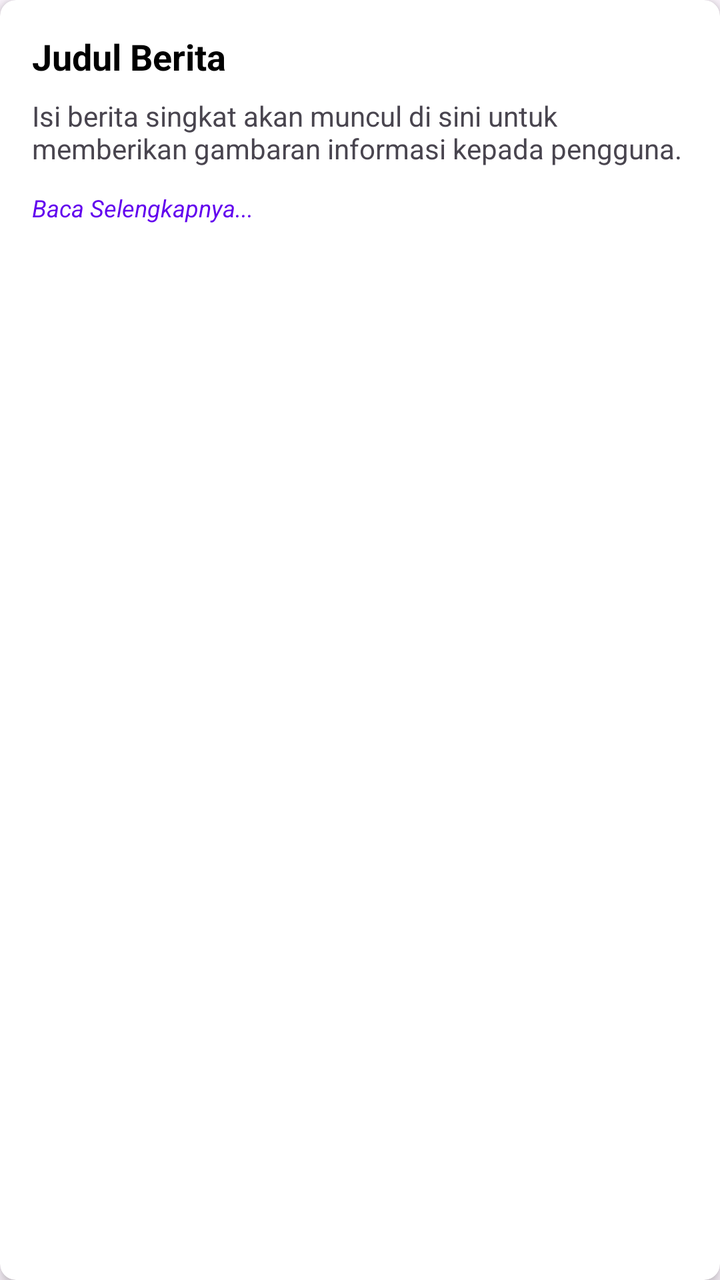
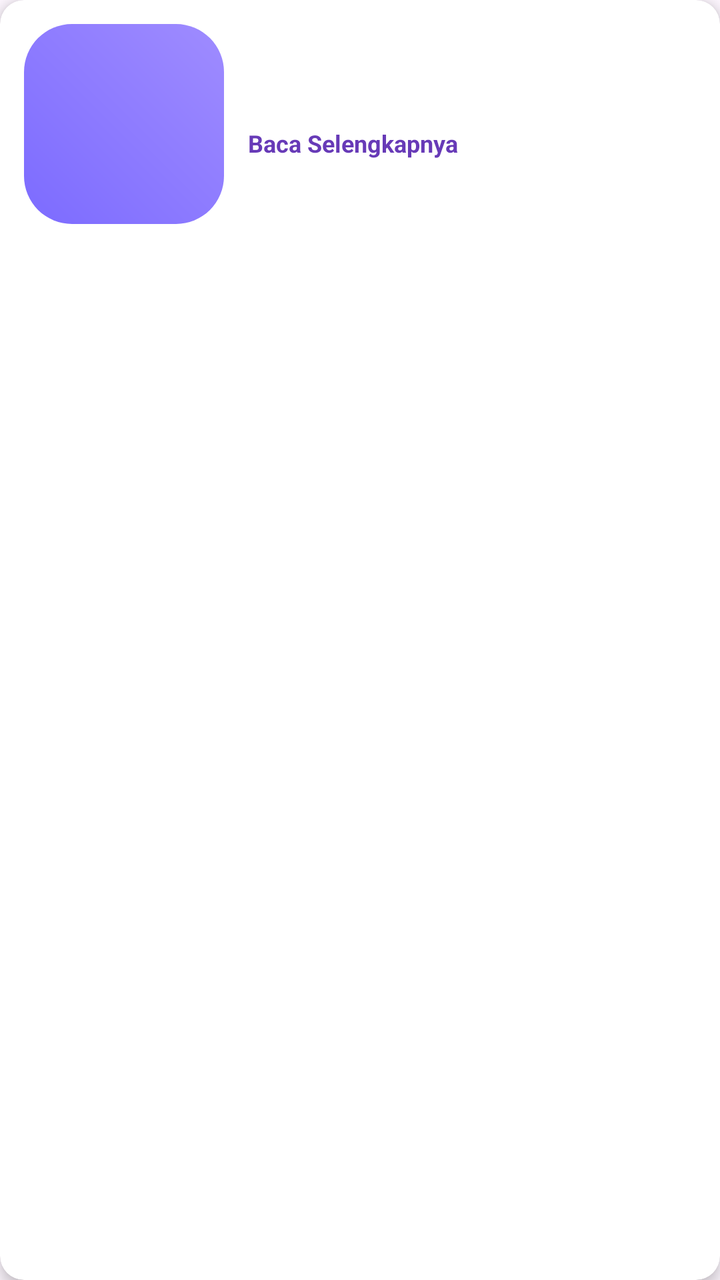

Screens rendered from an Android XML layout before and after an edit, with the pre-edit source and the edit as a unified diff.
<!-- AndroidManifest.xml: application theme Theme.Anaanlume -->
<!-- res/layout/item_post.xml -->
<?xml version="1.0" encoding="utf-8"?>
<androidx.cardview.widget.CardView xmlns:android="http://schemas.android.com/apk/res/android"
    xmlns:app="http://schemas.android.com/apk/res-auto"
    android:layout_width="match_parent"
    android:layout_height="wrap_content"
    android:layout_margin="8dp"
    app:cardCornerRadius="8dp"
    app:cardElevation="4dp">

    <LinearLayout
        android:layout_width="match_parent"
        android:layout_height="wrap_content"
        android:orientation="vertical"
        android:padding="16dp">

        <TextView
            android:id="@+id/tvNewsTitle"
            android:layout_width="match_parent"
            android:layout_height="wrap_content"
            android:text="Judul Berita"
            android:textColor="@color/black"
            android:textSize="18sp"
            android:textStyle="bold" />

        <TextView
            android:id="@+id/tvNewsBody"
            android:layout_width="match_parent"
            android:layout_height="wrap_content"
            android:layout_marginTop="8dp"
            android:ellipsize="end"
            android:maxLines="3"
            android:text="Isi berita singkat akan muncul di sini untuk memberikan gambaran informasi kepada pengguna."
            android:textSize="14sp" />

        <TextView
            android:layout_width="wrap_content"
            android:layout_height="wrap_content"
            android:layout_marginTop="12dp"
            android:text="Baca Selengkapnya..."
            android:textColor="@color/purple_500"
            android:textSize="12sp"
            android:textStyle="italic" />

    </LinearLayout>
</androidx.cardview.widget.CardView>
<!-- resources referenced by this layout -->
<resources>
  <color name="black">#FF000000</color>
  <color name="purple_500">#6200EE</color>
  <style name="Theme.Anaanlume" parent="Base.Theme.Anaanlume" />
  <style name="Base.Theme.Anaanlume" parent="Theme.Material3.DayNight.NoActionBar">
          
          
      </style>
</resources>

<!-- the commit's change to res/layout/item_post.xml (unified diff, before → after) -->
@@ -3,43 +3,66 @@
     xmlns:app="http://schemas.android.com/apk/res-auto"
     android:layout_width="match_parent"
     android:layout_height="wrap_content"
-    android:layout_margin="8dp"
-    app:cardCornerRadius="8dp"
+    android:layout_marginHorizontal="16dp"
+    android:layout_marginVertical="8dp"
+    app:cardCornerRadius="12dp"
     app:cardElevation="4dp">
 
     <LinearLayout
         android:layout_width="match_parent"
         android:layout_height="wrap_content"
-        android:orientation="vertical"
-        android:padding="16dp">
+        android:orientation="horizontal"
+        android:padding="12dp">
 
-        <TextView
-            android:id="@+id/tvNewsTitle"
-            android:layout_width="match_parent"
+        <androidx.cardview.widget.CardView
+            android:layout_width="100dp"
+            android:layout_height="100dp"
+            app:cardCornerRadius="8dp"
+            app:cardElevation="0dp">
+
+            <ImageView
+                android:id="@+id/ivNews"
+                android:layout_width="match_parent"
+                android:layout_height="match_parent"
+                android:scaleType="centerCrop"
+                android:src="@drawable/bg_header_dokumen" />
+        </androidx.cardview.widget.CardView>
+
+        <LinearLayout
+            android:layout_width="0dp"
             android:layout_height="wrap_content"
-            android:text="Judul Berita"
-            android:textColor="@color/black"
-            android:textSize="18sp"
-            android:textStyle="bold" />
+            android:layout_marginStart="12dp"
+            android:layout_weight="1"
+            android:orientation="vertical">
 
-        <TextView
-            android:id="@+id/tvNewsBody"
-            android:layout_width="match_parent"
-            android:layout_height="wrap_content"
-            android:layout_marginTop="8dp"
-            android:ellipsize="end"
-            android:maxLines="3"
-            android:text="Isi berita singkat akan muncul di sini untuk memberikan gambaran informasi kepada pengguna."
-            android:textSize="14sp" />
+            <TextView
+                android:id="@+id/tvNewsTitle"
+                android:layout_width="match_parent"
+                android:layout_height="wrap_content"
+                android:ellipsize="end"
+                android:maxLines="2"
+                android:textColor="#1F2937"
+                android:textSize="16sp"
+                android:textStyle="bold" />
 
-        <TextView
-            android:layout_width="wrap_content"
-            android:layout_height="wrap_content"
-            android:layout_marginTop="12dp"
-            android:text="Baca Selengkapnya..."
-            android:textColor="@color/purple_500"
-            android:textSize="12sp"
-            android:textStyle="italic" />
+            <TextView
+                android:id="@+id/tvNewsBody"
+                android:layout_width="match_parent"
+                android:layout_height="wrap_content"
+                android:layout_marginTop="4dp"
+                android:ellipsize="end"
+                android:maxLines="3"
+                android:textColor="#6B7280"
+                android:textSize="13sp" />
 
+            <TextView
+                android:layout_width="wrap_content"
+                android:layout_height="wrap_content"
+                android:layout_marginTop="8dp"
+                android:text="Baca Selengkapnya"
+                android:textColor="#673AB7"
+                android:textSize="12sp"
+                android:textStyle="bold" />
+        </LinearLayout>
     </LinearLayout>
 </androidx.cardview.widget.CardView>
<!-- resource entries referenced after the edit -->
@@ -1,7 +1,18 @@
 <!-- resources referenced by this layout -->
 <resources>
-  <color name="black">#FF000000</color>
-  <color name="purple_500">#6200EE</color>
+  <!-- drawable bg_header_dokumen (drawable) -->
+  <?xml version="1.0" encoding="utf-8"?>
+  <shape xmlns:android="http://schemas.android.com/apk/res/android">
+  
+      <gradient
+          android:startColor="#7C6BFF"
+          android:endColor="#9F8CFF"
+          android:angle="45"/>
+  
+      <corners
+          android:radius="24dp"/>
+  
+  </shape>
   <style name="Theme.Anaanlume" parent="Base.Theme.Anaanlume" />
   <style name="Base.Theme.Anaanlume" parent="Theme.Material3.DayNight.NoActionBar">
           
